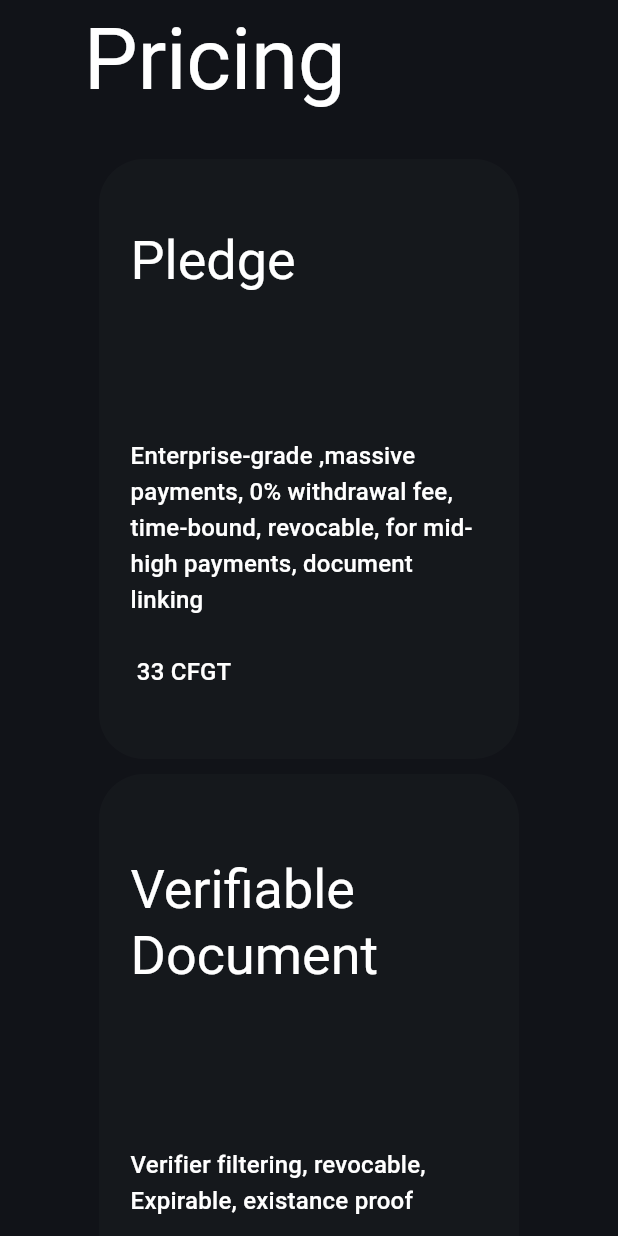
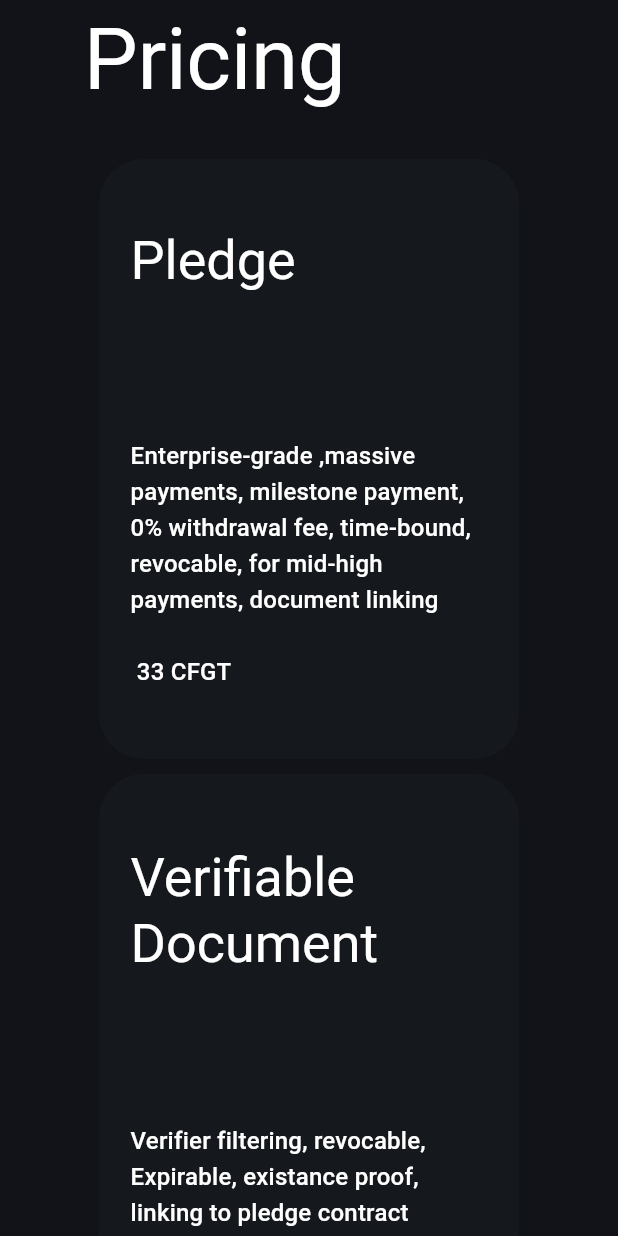
Before and after one commit to hassan-qasemi/contract_foundry_landing, a Flutter app: the _DesktopView widget shown alone on an empty page, opened directly, on a phone screen of 412 x 824 dp. Run offline on Flutter 3.47's test engine with Material 3 defaults, Android fonts, the phone set to English and light mode, and no system bars; our stand-ins replace flutter_markdown, go_router, google_fonts, lottie, qr_flutter; missing offline and left inert: iconify_flutter.

Commit message:
little changes

```diff
--- a/lib/pages/md_page/desktop.dart
+++ b/lib/pages/md_page/desktop.dart
@@ -1,4 +1,4 @@
-import 'package:contract_foundry_landing_page/services/md_doc_handler.dart';
+import 'package:contract_foundry_landing_page/utils/md_doc_handler.dart';
 import 'package:flutter/material.dart';
 import 'form.dart';
 
--- a/lib/pages/md_page/form.dart
+++ b/lib/pages/md_page/form.dart
@@ -1,5 +1,5 @@
 import 'package:contract_foundry_landing_page/pages/landing_page_view/background.dart';
-import 'package:contract_foundry_landing_page/services/md_doc_handler.dart';
+import 'package:contract_foundry_landing_page/utils/md_doc_handler.dart';
 import 'package:contract_foundry_landing_page/theme/color_scheme.g.dart';
 import 'package:flutter/material.dart';
 import 'package:flutter_markdown/flutter_markdown.dart';
--- a/lib/pages/md_page/mobile.dart
+++ b/lib/pages/md_page/mobile.dart
@@ -1,4 +1,4 @@
-import 'package:contract_foundry_landing_page/services/md_doc_handler.dart';
+import 'package:contract_foundry_landing_page/utils/md_doc_handler.dart';
 import 'package:flutter/material.dart';
 import 'package:go_router/go_router.dart';
 
--- a/lib/pages/md_page/view.dart
+++ b/lib/pages/md_page/view.dart
@@ -1,5 +1,5 @@
 import 'package:contract_foundry_landing_page/pages/landing_page_view/background.dart';
-import 'package:contract_foundry_landing_page/services/md_doc_handler.dart';
+import 'package:contract_foundry_landing_page/utils/md_doc_handler.dart';
 import 'package:flutter/material.dart';
 import 'mobile.dart';
 
--- a/lib/pages/pricing_page/pricing_page.dart
+++ b/lib/pages/pricing_page/pricing_page.dart
@@ -39,11 +39,11 @@ class _DesktopView extends StatelessWidget {
             PriceCard(
                 title: 'Pledge',
                 description:
-                    '\n\nEnterprise-grade ,massive payments, 0% withdrawal fee, time-bound, revocable, for mid-high payments, document linking\n\n 33 CFGT'),
+                    '\n\nEnterprise-grade ,massive payments, milestone payment, 0% withdrawal fee, time-bound, revocable, for mid-high payments, document linking\n\n 33 CFGT'),
             PriceCard(
                 title: 'Verifiable Document',
                 description:
-                    '\n\nVerifier filtering, revocable, Expirable, existance proof\n\n9 CFGT'),
+                    '\n\nVerifier filtering, revocable, Expirable, existance proof, linking to pledge contract\n\n9 CFGT'),
             PriceCard(
                 title: 'Escrow',
                 description:
```
Also changed, not shown: lib/utils/md_doc_handler.dart (renamed from lib/services/md_doc_handler.dart), 1 other file.
